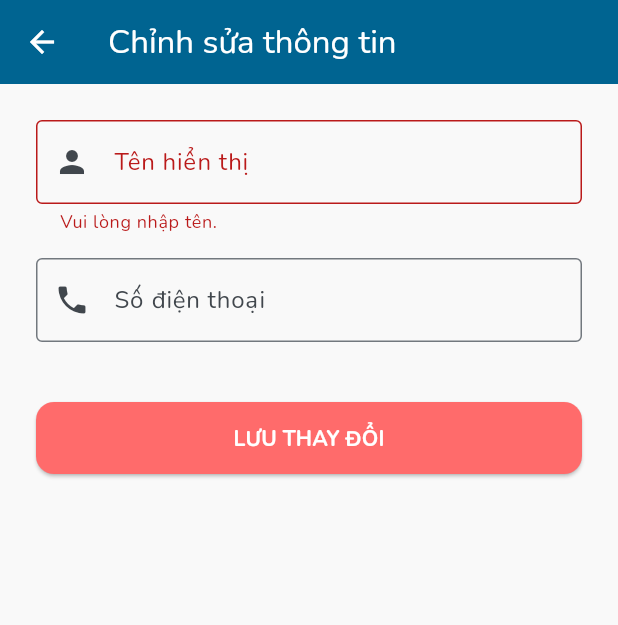
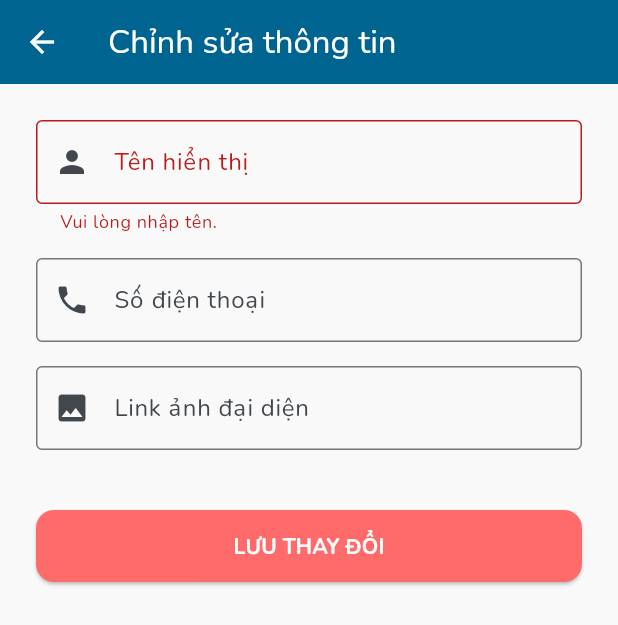
Before and after one commit to phuongbuiabc/mobile_app1, a Flutter app: the ChangeUserInfoScreen screen opened directly, after a tap on "LƯU THAY ĐỔI", on a phone screen of 412 x 824 dp. Shown: the top 625 px of the screen. Run offline on Flutter 3.47's test engine with Material 3 defaults, Android fonts, the phone set to English and light mode, and no system bars; our stand-ins replace cached_network_image, cloud_firestore, firebase_auth, firebase_core, google_fonts, google_sign_in; missing offline and left inert: panorama_viewer; accounts and stored records are empty; network calls fail.

Commit message:
sửa quản lí user

```diff
--- a/lib/screens/profile/change_userInfor_screen.dart
+++ b/lib/screens/profile/change_userInfor_screen.dart
@@ -34,6 +34,11 @@ class _ChangeUserInfoScreenState extends State<ChangeUserInfoScreen> {
       key: 'phone',
       label: 'Số điện thoại',
       hint: 'Nhập số điện thoại của bạn',
+    ),
+    _FieldDef(
+      key: 'avatar',
+      label: 'Link ảnh đại diện',
+      hint: 'Nhập link ảnh đại diện (tùy chọn)',
     ),
   ];
 
@@ -116,6 +121,16 @@ class _ChangeUserInfoScreenState extends State<ChangeUserInfoScreen> {
         // Nếu không có thì lấy từ Auth
         return user.phoneNumber ?? '';
 
+      case 'avatar':
+        // Lấy avatar từ Firestore
+        final avatarFromFirestore = _userData?['avatar'];
+        if (avatarFromFirestore != null &&
+            avatarFromFirestore.toString().isNotEmpty) {
+          return avatarFromFirestore.toString();
+        }
+        // Nếu không có thì để trống
+        return '';
+
       default:
         return '';
     }
@@ -147,8 +162,7 @@ class _ChangeUserInfoScreenState extends State<ChangeUserInfoScreen> {
       // Xử lý Tên hiển thị
       final displayNameInput = _controllers['displayName']!.text.trim();
       // Logic kiểm tra thay đổi tên
-      // Lấy tên hiện tại (ưu tiên từ Firestore, fallback về Auth)
-      final currentDbName = _userData?['fullName']?.toString();
+      // Lấy tên hiện tại từ Auth
       final currentAuthName = user.displayName;
 
       // Nếu tên nhập vào khác tên trong DB hoặc (nếu DB chưa có thì khác Auth)
@@ -170,6 +184,19 @@ class _ChangeUserInfoScreenState extends State<ChangeUserInfoScreen> {
       } else if (phoneInput.isEmpty && currentPhone.isNotEmpty) {
         // Nếu người dùng xóa sđt, xóa field đó trong firestore
         updates['phone'] = FieldValue.delete();
+      }
+
+      // Xử lý Avatar
+      final avatarInput = _controllers['avatar']!.text.trim();
+      final currentAvatar = _userData?['avatar']?.toString() ?? '';
+
+      if (avatarInput != currentAvatar) {
+        if (avatarInput.isNotEmpty) {
+          updates['avatar'] = avatarInput;
+        } else {
+          // Nếu người dùng xóa avatar, xóa field đó trong firestore
+          updates['avatar'] = FieldValue.delete();
+        }
       }
 
       if (updates.isNotEmpty) {
@@ -245,11 +272,15 @@ class _ChangeUserInfoScreenState extends State<ChangeUserInfoScreen> {
                           // Thêm prefix icon cho đẹp (tùy chọn)
                           prefixIcon: f.key == 'displayName'
                               ? const Icon(Icons.person)
-                              : const Icon(Icons.phone),
+                              : f.key == 'phone'
+                                  ? const Icon(Icons.phone)
+                                  : const Icon(Icons.image),
                         ),
                         keyboardType: f.key == 'phone'
                             ? TextInputType.phone
-                            : TextInputType.text,
+                            : f.key == 'avatar'
+                                ? TextInputType.url
+                                : TextInputType.text,
                         validator: (value) {
                           if (f.key == 'displayName') {
                             if (value == null || value.trim().isEmpty) {
```
Also changed, not shown: lib/screens/admin/edit_user_screen.dart (+34 -6 lines).
